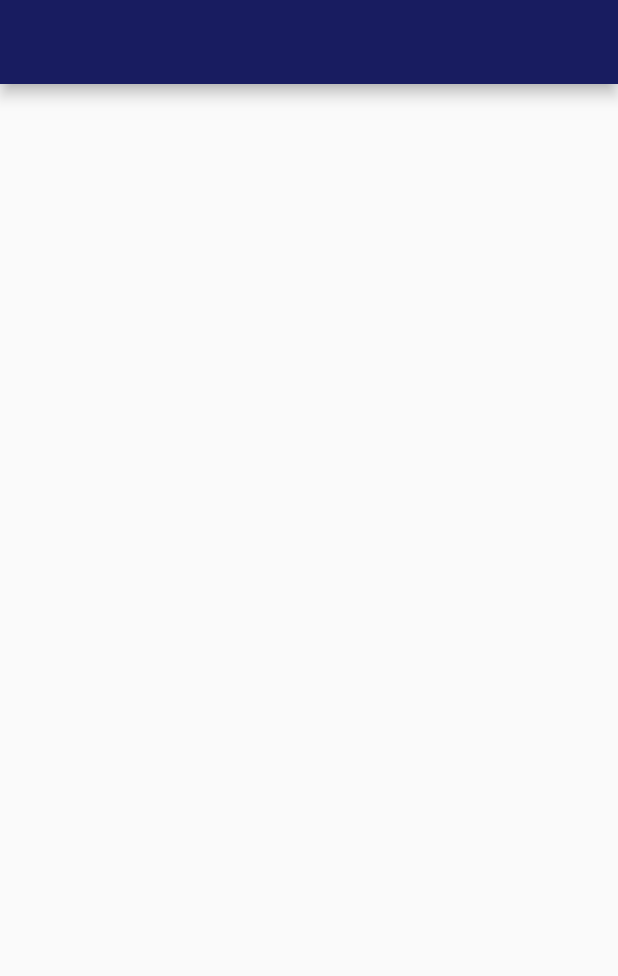
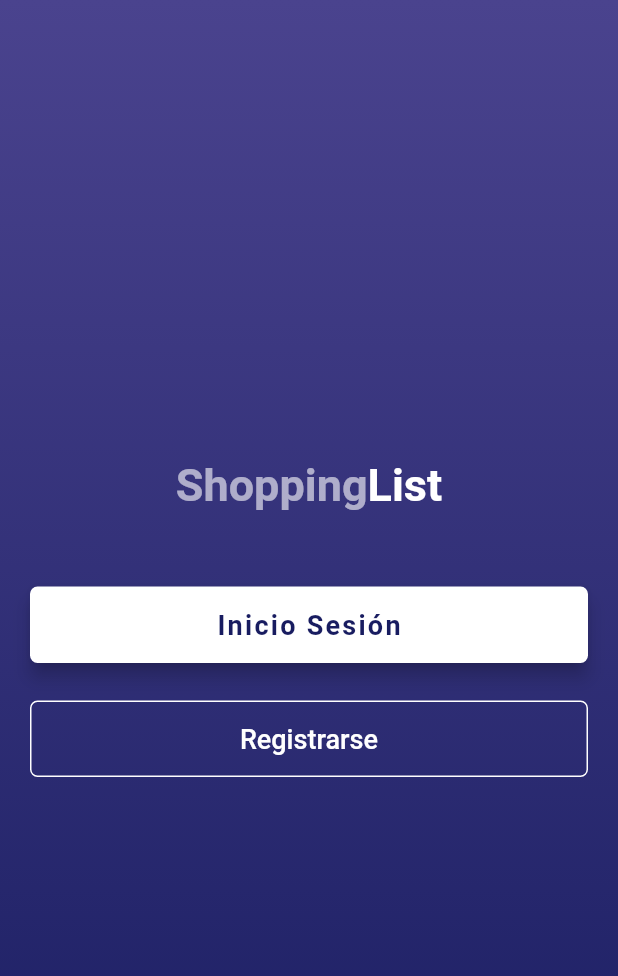
Before and after one commit to GiovanniSolano/Shopping_list---Flutter, a Flutter app: the screen it shows after launch, on a phone screen of 412 x 824 dp. Shown: the top 976 px of the screen. Run offline on Flutter 3.47's test engine with Material 2 defaults, Android fonts, the light colour scheme and no system bars; our stand-ins replace google_fonts, splashscreen.

Commit message:
Vista Welcome

```diff
--- /dev/null
+++ b/lib/MainScreens/login/welcomeScreen.dart
@@ -0,0 +1,79 @@
+import 'package:flutter/material.dart';
+import 'package:shopping_list/Utils/TextApp.dart';
+import 'package:shopping_list/Widgets/Design/DesignWidgets.dart';
+
+class WelcomeScreen extends StatefulWidget {
+  @override
+  _WelcomeScreenState createState() => _WelcomeScreenState();
+}
+
+Widget _loginButton(BuildContext context) {
+  // Restangulo clickable
+  return Container(
+    padding: EdgeInsets.only(top: 50.0, bottom: 25),
+    width: double.infinity,
+    child: RaisedButton(
+      elevation: 5.0,
+      onPressed: () => print('Botón iniciar sesión'),
+      padding: EdgeInsets.all(15.0),
+      shape: RoundedRectangleBorder(borderRadius: BorderRadius.circular(5.0)),
+      color: Colors.white,
+      child: Text(
+        TextApp.LOGIN,
+        style: TextStyle(
+            color: Theme.of(context).primaryColor,
+            letterSpacing: 1.5,
+            fontSize: 18.0,
+            fontWeight: FontWeight.bold),
+      ),
+    ),
+  );
+}
+
+Widget _signupButton(BuildContext context) {
+  return Container(
+    width: double.infinity,
+    child: OutlineButton(
+      borderSide: BorderSide(color: Colors.white),
+      highlightedBorderColor: Theme.of(context).primaryColorLight,
+      padding: EdgeInsets.all(15.0),
+      shape: RoundedRectangleBorder(
+        borderRadius: BorderRadius.circular(5.0),
+      ),
+      onPressed: () => print('Botón de registro'),
+      child: Text(TextApp.SINGUP,
+          style: TextStyle(fontSize: 18, color: Colors.white)),
+    ),
+  );
+}
+
+class _WelcomeScreenState extends State<WelcomeScreen> {
+  @override
+  Widget build(BuildContext context) {
+    return SafeArea(
+      child: Scaffold(
+        // scroll. debido a que puede haber dispositivos de pequeño tamaño
+        body: SingleChildScrollView(
+          child: Container(
+            // respta un padding/margen en el lateral
+            padding: EdgeInsets.symmetric(horizontal: 20),
+            // tomamos el alto de la pantalla del dispositivo
+            height: MediaQuery.of(context).size.height,
+            width: MediaQuery.of(context).size.width,
+            decoration: BoxDecoration(
+                gradient: DesignWidgets.linearGradientMain(context)),
+            child: Column(
+              crossAxisAlignment: CrossAxisAlignment.center,
+              mainAxisAlignment: MainAxisAlignment.center,
+              children: [
+                DesignWidgets.titleCustom(),
+                _loginButton(context),
+                _signupButton(context)
+              ],
+            ),
+          ),
+        ),
+      ),
+    );
+  }
+}
--- a/lib/Utils/TextApp.dart
+++ b/lib/Utils/TextApp.dart
@@ -1,3 +1,5 @@
 class TextApp {
   static final String LOADING = "Cargando...";
+  static final String LOGIN = "Inicio Sesión";
+  static final String SINGUP = "Registrarse";
 }
--- /dev/null
+++ b/lib/Widgets/Design/DesignWidgets.dart
@@ -0,0 +1,31 @@
+import 'package:flutter/cupertino.dart';
+import 'package:flutter/material.dart';
+import 'package:google_fonts/google_fonts.dart';
+
+class DesignWidgets {
+  static LinearGradient linearGradientMain(BuildContext context) {
+    return LinearGradient(
+        begin: Alignment.topCenter,
+        end: Alignment.bottomCenter,
+        colors: [
+          Theme.of(context).primaryColorLight,
+          Theme.of(context).primaryColor
+        ]);
+  }
+
+  // Title custom
+  static RichText titleCustom() {
+    return RichText(
+      textAlign: TextAlign.center,
+      text: TextSpan(
+          text: 'Shopping',
+          style: GoogleFonts.portLligatSans(
+              fontSize: 30, fontWeight: FontWeight.w700, color: Colors.white60),
+          children: [
+            TextSpan(
+                text: 'List',
+                style: TextStyle(color: Colors.white, fontSize: 30)),
+          ]),
+    );
+  }
+}
--- a/lib/main.dart
+++ b/lib/main.dart
@@ -1,8 +1,10 @@
 import 'package:flutter/material.dart';
 import 'package:shopping_list/MainScreens/homeScreen.dart';
+import 'package:shopping_list/MainScreens/login/welcomeScreen.dart';
 import 'package:shopping_list/Utils/AssetsImages.dart';
 import 'package:shopping_list/Utils/ConstantsApp.dart';
 import 'package:shopping_list/Utils/TextApp.dart';
+import 'package:shopping_list/Widgets/Design/DesignWidgets.dart';
 import 'package:splashscreen/splashscreen.dart';
 
 void main() {
@@ -39,12 +41,15 @@ class _MyHomePageState extends State<MyHomePage> {
   Widget build(BuildContext context) {
     return SplashScreen(
       seconds: ConstantsApp.TIME_SPLASH_SCREEN,
-      navigateAfterSeconds: HomeScreen(),
+      navigateAfterSeconds: WelcomeScreen(),
       image: AssetsImages.ImageLogo(),
-      backgroundColor: Colors.white,
-      photoSize: 100,
-      loaderColor: Theme.of(context).primaryColor,
-      loadingText: Text(TextApp.LOADING),
+      photoSize: 120,
+      loaderColor: Theme.of(context).accentColor,
+      loadingText: Text(
+        TextApp.LOADING,
+        style: TextStyle(color: Theme.of(context).accentColor),
+      ),
+      gradientBackground: DesignWidgets.linearGradientMain(context),
     );
   }
 }
--- a/pubspec.yaml
+++ b/pubspec.yaml
@@ -21,6 +21,7 @@ environment:
   sdk: ">=2.7.0 <3.0.0"
 
 dependencies:
+  google_fonts: ^1.1.0
   splashscreen: ^1.2.0
   flutter:
     sdk: flutter
```
Also changed, not shown: pubspec.lock.
